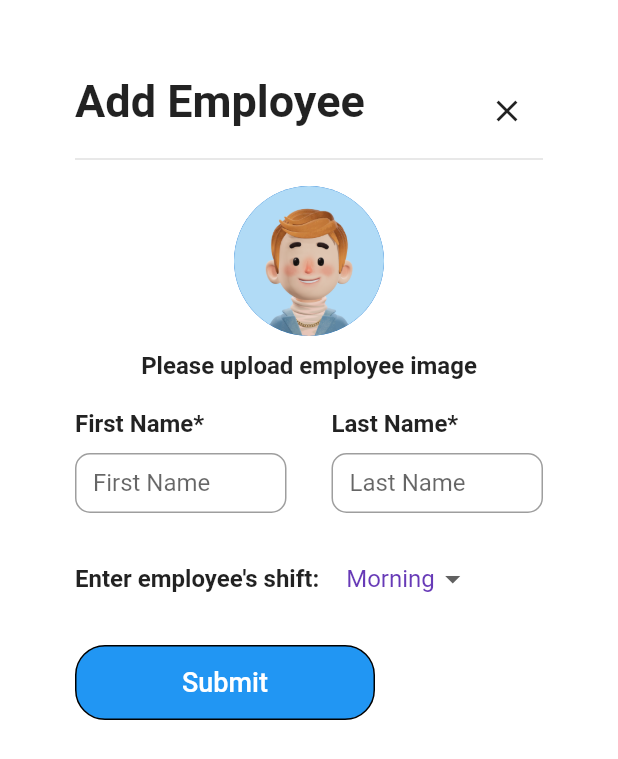
After one commit to atharvabhagwat007/Smart_attendee_web, a Flutter app: the AddEmployee screen opened directly, on a phone screen of 412 x 824 dp. The commit adds this screen. Shown: the top 759 px of the screen. Run offline on Flutter 3.47's test engine with Material 2 defaults, Android fonts, the phone set to English and light mode, and no system bars; our stand-ins replace dio, image_picker.

Commit message:
Completed add employees

```diff
--- /dev/null
+++ b/lib/admin_console/add_employee.dart
@@ -0,0 +1,257 @@
+import 'dart:io';
+import 'package:flutter/foundation.dart';
+import 'package:flutter/material.dart';
+import 'package:image_picker/image_picker.dart';
+import 'package:provider/provider.dart';
+import 'package:smart_attendee/admin_console/providers/add_employee_provider.dart';
+import 'package:smart_attendee/admin_console/widgets/submit_button.dart';
+
+class AddEmployee extends StatefulWidget {
+  AddEmployee({super.key});
+
+  @override
+  State<AddEmployee> createState() => _AddEmployeeState();
+}
+
+class _AddEmployeeState extends State<AddEmployee> {
+  List<String> shiftList = ["Morning", "Evening"];
+  final TextEditingController _firstNameController = TextEditingController();
+  File _file = File("zz");
+  Uint8List webImage = Uint8List(10);
+  final TextEditingController _lastNameController = TextEditingController();
+  String dropdownValue = "Morning";
+  @override
+  Widget build(BuildContext context) {
+    return ChangeNotifierProvider(
+      create: (context) => AddEmployeeProvider(),
+      builder: (context, child) => Scaffold(
+        backgroundColor: Colors.white12,
+        body: Padding(
+          padding: const EdgeInsets.all(30),
+          child: Container(
+            width: double.infinity,
+            decoration: BoxDecoration(
+                borderRadius: BorderRadius.circular(10), color: Colors.white),
+            child: Padding(
+              padding: const EdgeInsets.all(20),
+              child: Column(
+                crossAxisAlignment: CrossAxisAlignment.start,
+                children: [
+                  _getTitle(context),
+                  const Divider(
+                    thickness: 1,
+                  ),
+                  Center(
+                    child: Padding(
+                      padding: const EdgeInsets.all(10.0),
+                      child: InkWell(
+                        onTap: () async {
+                          _pickImage();
+                        },
+                        child: CircleAvatar(
+                          radius: 50,
+                          backgroundImage: _file.path == "zz"
+                              ? Image.asset(
+                                  "assets/images/profile_image.png",
+                                  errorBuilder: (context, error, stackTrace) =>
+                                      const Icon(Icons.error),
+                                ).image
+                              : Image.memory(webImage).image,
+                        ),
+                      ),
+                    ),
+                  ),
+                  const Center(
+                    child: Text(
+                      "Please upload employee image",
+                      style:
+                          TextStyle(fontSize: 16, fontWeight: FontWeight.w600),
+                    ),
+                  ),
+                  const SizedBox(
+                    height: 20,
+                  ),
+                  _getNameForms(),
+                  const SizedBox(
+                    height: 20,
+                  ),
+                  _getShiftDropDown(),
+                  const SizedBox(
+                    height: 20,
+                  ),
+                  InkWell(
+                    onTap: () {
+                      if (_firstNameController.text.isEmpty ||
+                          _lastNameController.text.isEmpty) {
+                        ScaffoldMessenger.of(context).showSnackBar(
+                          const SnackBar(
+                            content: SizedBox(
+                              height: 20,
+                              child: Center(
+                                  child: Text("Please enter all fields")),
+                            ),
+                          ),
+                        );
+                      } else {
+                        context
+                            .read<AddEmployeeProvider>()
+                            .addEmoplyee(
+                                context: context,
+                                empPhotoUrl:
+                                    "https://firebasestorage.googleapis.com/v0/b/tusharproject-740b6.appspot.com/o/gfg.jpg?alt=media&token=cb42a4a6-a167-41c9-a716-11d020ffed12",
+                                empName:
+                                    "${_firstNameController.text} ${_lastNameController.text}",
+                                empShift: dropdownValue)
+                            .then((value) {
+                          if (value == "true") {
+                            Navigator.pop(context);
+                          }
+                        });
+                      }
+                    },
+                    child: SubmitButton(
+                      title: "Submit",
+                    ),
+                  )
+                ],
+              ),
+            ),
+          ),
+        ),
+      ),
+    );
+  }
+  //   void uploadPhoto() async {
+  //   var firebaseStorage = FirebaseStorage.instance;
+  //   // ignore: omit_local_variable_types
+  //   Reference reference =
+  //       firebaseStorage.ref().child(_firebaseAuth.currentUser?.uid ?? 'images');
+
+  //   await reference
+  //       .putData(
+  //     webImage,
+  //     SettableMetadata(contentType: 'image/jpeg'),
+  //   )
+  //       .whenComplete(() async {
+  //     await reference.getDownloadURL().then((value) {
+  //       photoUploadUrl = value;
+  //     });
+  //   });
+  // }
+
+  _getShiftDropDown() {
+    return Row(
+      children: [
+        const Text(
+          "Enter employee's shift:",
+          style: TextStyle(fontSize: 16, fontWeight: FontWeight.w600),
+        ),
+        const SizedBox(
+          width: 18,
+        ),
+        DropdownButton<String>(
+          value: dropdownValue,
+          elevation: 16,
+          style: const TextStyle(
+              color: Colors.deepPurple,
+              fontSize: 16,
+              fontWeight: FontWeight.w400),
+          underline: Container(
+            height: 2,
+          ),
+          onChanged: (String? value) {
+            setState(() {
+              dropdownValue = value!;
+            });
+          },
+          items: shiftList.map<DropdownMenuItem<String>>((String value) {
+            return DropdownMenuItem<String>(
+              value: value,
+              child: Text(value),
+            );
+          }).toList(),
+        ),
+      ],
+    );
+  }
+
+  _getNameForms() {
+    return Row(
+      children: [
+        Expanded(
+          child: _customTextField(
+              "First Name*", "First Name", _firstNameController),
+        ),
+        const SizedBox(
+          width: 30,
+        ),
+        Expanded(
+          child:
+              _customTextField("Last Name*", "Last Name", _lastNameController),
+        ),
+      ],
+    );
+  }
+
+  _getTitle(BuildContext context) {
+    return Row(
+      crossAxisAlignment: CrossAxisAlignment.start,
+      mainAxisAlignment: MainAxisAlignment.spaceBetween,
+      children: [
+        const Text(
+          "Add Employee",
+          style: TextStyle(
+              color: Colors.black87, fontWeight: FontWeight.w700, fontSize: 30),
+        ),
+        IconButton(
+            onPressed: () {
+              Navigator.pop(context);
+            },
+            icon: const Icon(Icons.close))
+      ],
+    );
+  }
+
+  _pickImage() async {
+    final ImagePicker _picker = ImagePicker();
+    XFile? image = await _picker.pickImage(source: ImageSource.gallery);
+    if (image != null) {
+      var f = await image.readAsBytes();
+      setState(() {
+        _file = File("a");
+        webImage = f;
+      });
+    } else {
+      ScaffoldMessenger.of(context).showSnackBar(SnackBar(
+          content: SizedBox(height: 20, child: Text('No file selected'))));
+    }
+  }
+
+  _customTextField(String title, String labelText,
+      TextEditingController textEditingController) {
+    return Column(
+      crossAxisAlignment: CrossAxisAlignment.start,
+      children: [
+        Text(
+          title,
+          style: const TextStyle(fontSize: 16, fontWeight: FontWeight.w600),
+        ),
+        const SizedBox(
+          height: 10,
+        ),
+        SizedBox(
+          height: 40,
+          child: TextField(
+            controller: textEditingController,
+            decoration: InputDecoration(
+              border: OutlineInputBorder(
+                borderRadius: BorderRadius.circular(10),
+              ),
+              labelText: labelText,
+            ),
+          ),
+        )
+      ],
+    );
+  }
+}
--- /dev/null
+++ b/lib/admin_console/widgets/submit_button.dart
@@ -0,0 +1,30 @@
+import 'package:flutter/material.dart';
+import 'package:flutter/src/widgets/container.dart';
+import 'package:flutter/src/widgets/framework.dart';
+
+class SubmitButton extends StatelessWidget {
+  SubmitButton({super.key, required this.title});
+
+  String title;
+
+  @override
+  Widget build(BuildContext context) {
+    return Container(
+      width: 200,
+      height: 50,
+      decoration: BoxDecoration(
+          color: Colors.blue,
+          borderRadius: BorderRadius.circular(20),
+          border: Border.all()),
+      child: Padding(
+        padding: const EdgeInsets.all(10.0),
+        child: Center(
+            child: Text(
+          title,
+          style: const TextStyle(
+              fontSize: 18, fontWeight: FontWeight.w500, color: Colors.white),
+        )),
+      ),
+    );
+  }
+}
```
Also changed, not shown: lib/admin_console/admin_console.dart.dart (+27 -0 lines), lib/admin_console/providers/add_employee_provider.dart (added, +56 -0 lines), lib/main.dart (+3 -96 lines), pubspec.yaml (+8 -6 lines), assets/images/profile_image.png (added), pubspec.lock, 7 other files.
